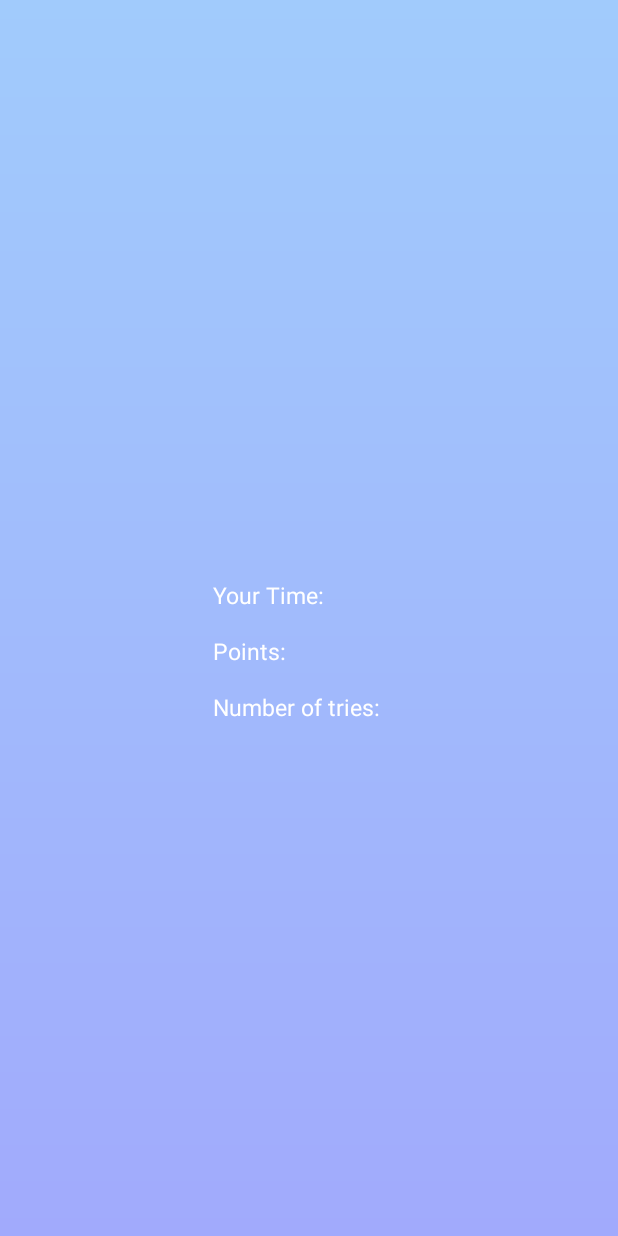
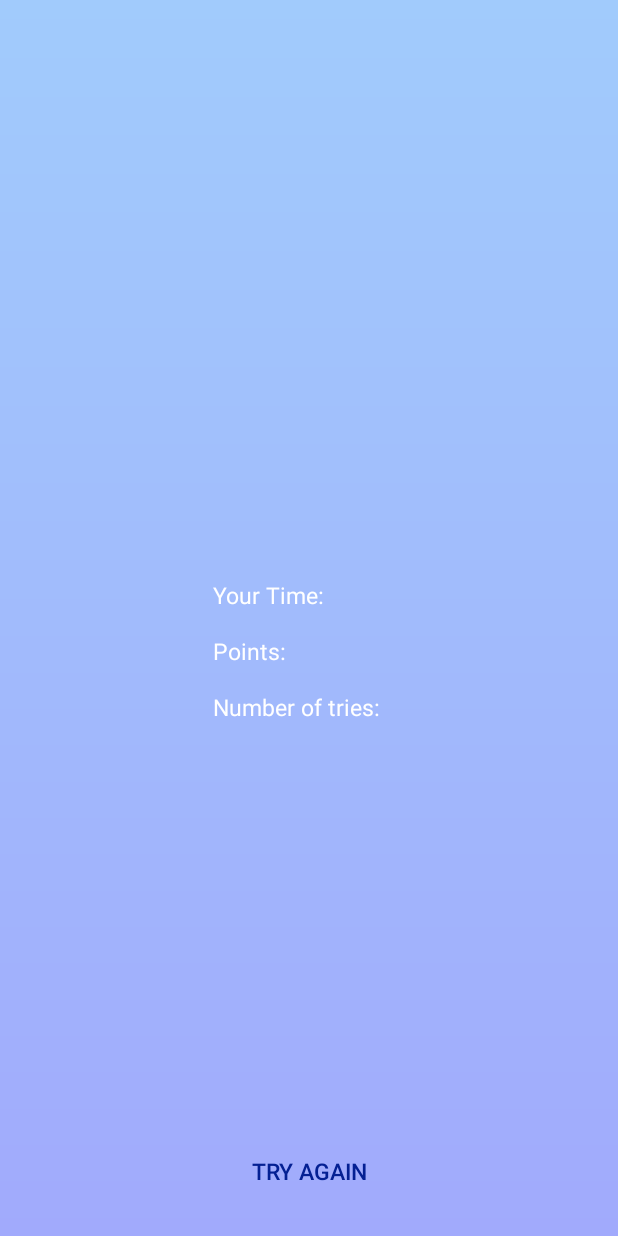
Before and after one commit to vaaz1/DoubleSpeak, an Android app: the GameFinishActivity screen opened directly, with no data from a screen before it, on a phone screen of 412 x 824 dp. Run offline under Robolectric (Android 15) with nearby library versions, the phone set to English and light mode, and no system bars; libraries missing offline, so code that uses them is left out: tyrantgit.explosionfield.

Commit message:
card_item layout activity_win screen

```diff
--- a/app/src/main/res/layout/activity_win.xml
+++ b/app/src/main/res/layout/activity_win.xml
@@ -93,4 +93,19 @@
 
     </RelativeLayout>
 
+    <RelativeLayout
+        android:layout_width="wrap_content"
+        android:layout_height="wrap_content"
+        android:layout_gravity="bottom|center_horizontal"
+        android:layout_margin="@dimen/horizontal_margin">
+        <Button
+            android:id="@+id/btTryAgain"
+            style="?android:attr/buttonBarButtonStyle"
+            android:layout_width="wrap_content"
+            android:padding="10dp"
+            android:layout_height="wrap_content"
+            android:text="Try again"
+            android:textSize="@dimen/typography_body2"/>
+    </RelativeLayout>
+
 </FrameLayout>
--- a/app/src/main/res/values/colors.xml
+++ b/app/src/main/res/values/colors.xml
@@ -2,7 +2,7 @@
 <resources>
     <color name="colorPrimary">#3F51B5</color>
     <color name="colorPrimaryDark">#303F9F</color>
-    <color name="colorAccent">#FF4081</color>
+    <color name="colorAccent">#042093</color>
     <color name="colorCaption">#FFFFFF</color>
 
 </resources>
```
Also changed, not shown: 2 other files.
